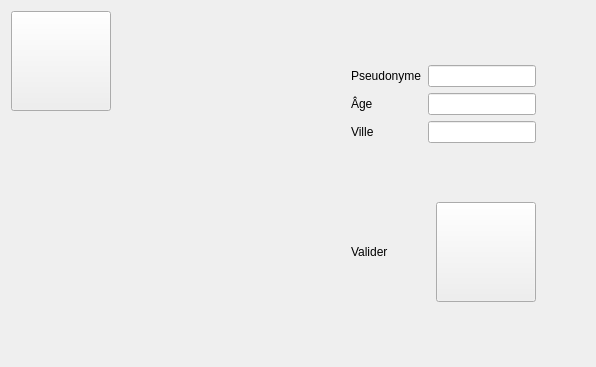
Qt form mainwindow.ui (max22-/loan) before a commit.
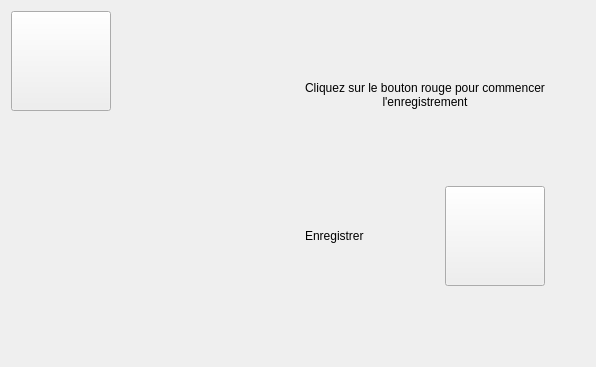
The same form after that commit. Icons and pictures are not drawn.

Commit message: Ajout de la page 4 (pour lancer l'enregistrement)

```diff
--- a/mainwindow.ui
+++ b/mainwindow.ui
@@ -45,7 +45,7 @@
        </sizepolicy>
       </property>
       <property name="currentIndex">
-       <number>2</number>
+       <number>3</number>
       </property>
       <widget class="QWidget" name="home_page">
        <property name="styleSheet">
@@ -647,6 +647,213 @@
         </item>
        </layout>
       </widget>
+      <widget class="QWidget" name="startRecordgingPage">
+       <layout class="QHBoxLayout" name="horizontalLayout_13">
+        <item>
+         <layout class="QHBoxLayout" name="horizontalLayout_11">
+          <item>
+           <layout class="QVBoxLayout" name="verticalLayout_5">
+            <item>
+             <widget class="QPushButton" name="pushButton_8">
+              <property name="sizePolicy">
+               <sizepolicy hsizetype="Fixed" vsizetype="Fixed">
+                <horstretch>0</horstretch>
+                <verstretch>0</verstretch>
+               </sizepolicy>
+              </property>
+              <property name="minimumSize">
+               <size>
+                <width>100</width>
+                <height>100</height>
+               </size>
+              </property>
+              <property name="styleSheet">
+               <string notr="true">QPushButton {
+	border-image: url(:/images/buttons/up_button.png);
+}
+
+QPushButton:hover {
+	border-image: url(:/images/buttons/up_button_hovered.png);
+}
+
+QPushButton:pressed {
+	border-image: url(:/images/buttons/up_button_pressed.png);	
+}
+
+</string>
+              </property>
+             </widget>
+            </item>
+            <item>
+             <spacer name="verticalSpacer_11">
+              <property name="orientation">
+               <enum>Qt::Vertical</enum>
+              </property>
+              <property name="sizeHint" stdset="0">
+               <size>
+                <width>20</width>
+                <height>40</height>
+               </size>
+              </property>
+             </spacer>
+            </item>
+           </layout>
+          </item>
+          <item>
+           <spacer name="horizontalSpacer_13">
+            <property name="orientation">
+             <enum>Qt::Horizontal</enum>
+            </property>
+            <property name="sizeHint" stdset="0">
+             <size>
+              <width>40</width>
+              <height>20</height>
+             </size>
+            </property>
+           </spacer>
+          </item>
+         </layout>
+        </item>
+        <item>
+         <layout class="QHBoxLayout" name="horizontalLayout_12">
+          <item>
+           <spacer name="horizontalSpacer_14">
+            <property name="orientation">
+             <enum>Qt::Horizontal</enum>
+            </property>
+            <property name="sizeHint" stdset="0">
+             <size>
+              <width>40</width>
+              <height>20</height>
+             </size>
+            </property>
+           </spacer>
+          </item>
+          <item>
+           <layout class="QVBoxLayout" name="verticalLayout_6">
+            <item>
+             <spacer name="verticalSpacer_13">
+              <property name="orientation">
+               <enum>Qt::Vertical</enum>
+              </property>
+              <property name="sizeHint" stdset="0">
+               <size>
+                <width>20</width>
+                <height>40</height>
+               </size>
+              </property>
+             </spacer>
+            </item>
+            <item>
+             <widget class="QLabel" name="label_7">
+              <property name="text">
+               <string>Cliquez sur le bouton rouge pour commencer l'enregistrement</string>
+              </property>
+              <property name="alignment">
+               <set>Qt::AlignCenter</set>
+              </property>
+              <property name="wordWrap">
+               <bool>true</bool>
+              </property>
+             </widget>
+            </item>
+            <item>
+             <spacer name="verticalSpacer_12">
+              <property name="orientation">
+               <enum>Qt::Vertical</enum>
+              </property>
+              <property name="sizeHint" stdset="0">
+               <size>
+                <width>20</width>
+                <height>40</height>
+               </size>
+              </property>
+             </spacer>
+            </item>
+            <item>
+             <layout class="QHBoxLayout" name="horizontalLayout_10">
+              <item>
+               <widget class="QLabel" name="label_8">
+                <property name="text">
+                 <string>Enregistrer</string>
+                </property>
+               </widget>
+              </item>
+              <item>
+               <spacer name="horizontalSpacer_12">
+                <property name="orientation">
+                 <enum>Qt::Horizontal</enum>
+                </property>
+                <property name="sizeHint" stdset="0">
+                 <size>
+                  <width>40</width>
+                  <height>20</height>
+                 </size>
+                </property>
+               </spacer>
+              </item>
+              <item>
+               <widget class="QPushButton" name="pushButton_7">
+                <property name="minimumSize">
+                 <size>
+                  <width>100</width>
+                  <height>100</height>
+                 </size>
+                </property>
+                <property name="styleSheet">
+                 <string notr="true">QPushButton {
+	border-image: url(:/images/buttons/record_button.png);
+}
+
+QPushButton:hover {
+	border-image: url(:/images/buttons/record_button_hovered.png);
+}
+
+QPushButton:pressed {
+	border-image: url(:/images/buttons/record_button_pressed.png);	
+}
+
+</string>
+                </property>
+                <property name="text">
+                 <string/>
+                </property>
+               </widget>
+              </item>
+             </layout>
+            </item>
+            <item>
+             <spacer name="verticalSpacer_14">
+              <property name="orientation">
+               <enum>Qt::Vertical</enum>
+              </property>
+              <property name="sizeHint" stdset="0">
+               <size>
+                <width>20</width>
+                <height>40</height>
+               </size>
+              </property>
+             </spacer>
+            </item>
+           </layout>
+          </item>
+          <item>
+           <spacer name="horizontalSpacer_15">
+            <property name="orientation">
+             <enum>Qt::Horizontal</enum>
+            </property>
+            <property name="sizeHint" stdset="0">
+             <size>
+              <width>40</width>
+              <height>20</height>
+             </size>
+            </property>
+           </spacer>
+          </item>
+         </layout>
+        </item>
+       </layout>
+      </widget>
      </widget>
     </item>
    </layout>
```
The commit also changes 4 other files.
